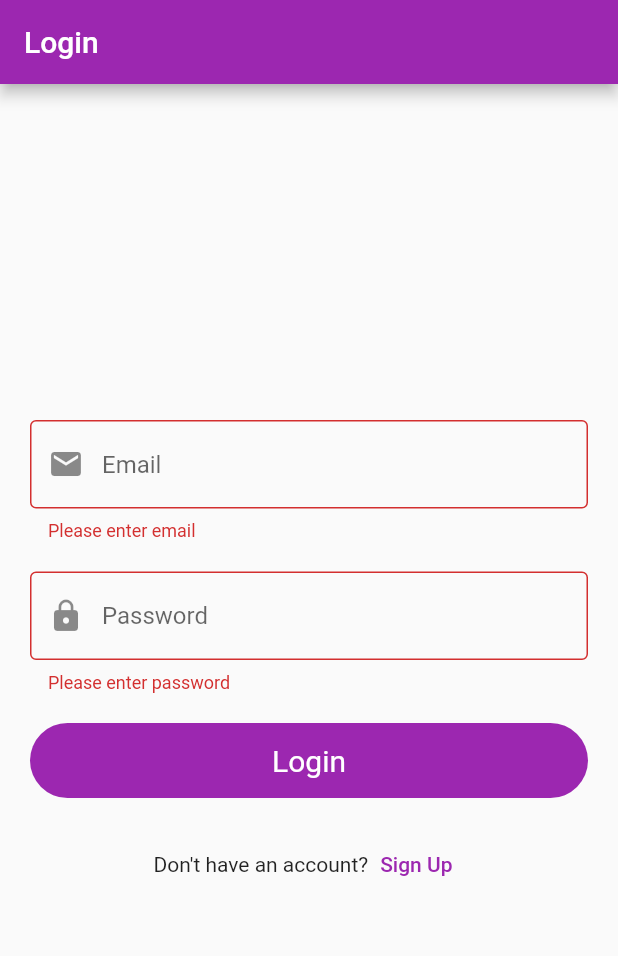
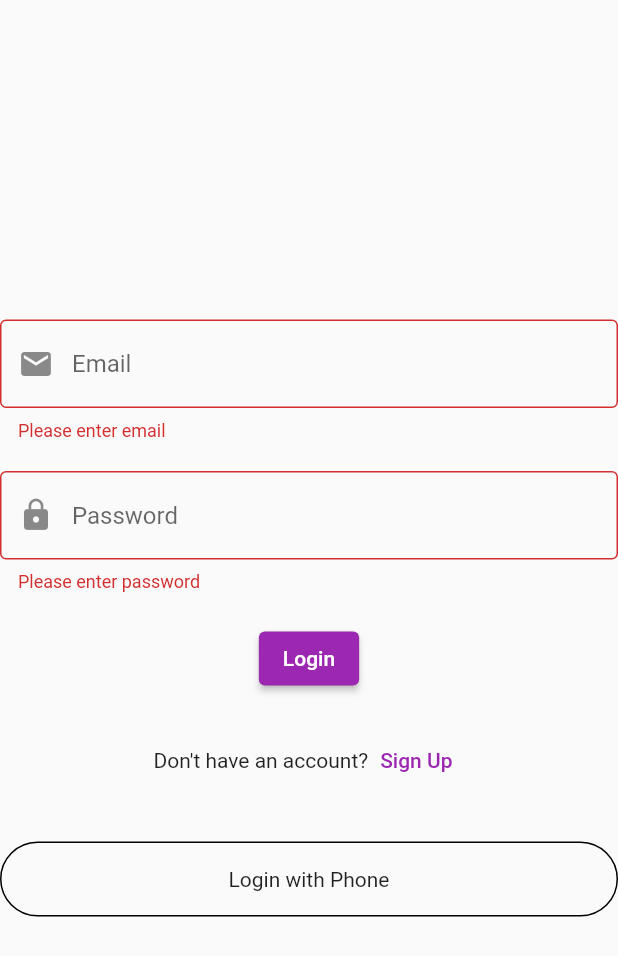
Before and after one commit to MustafaUsman1/Arzu_WIP, a Flutter app: the screen it shows after launch, after a tap on "Login", on a phone screen of 412 x 824 dp. Shown: the top 956 px of the screen. Run offline on Flutter 3.47's test engine with Material 2 defaults, Android fonts, the phone set to English and light mode, and no system bars; our stand-ins replace cloud_firestore, firebase_auth, firebase_core; accounts and stored records are empty.

Commit message:
Update login_screen.dart

```diff
--- a/lib/auth/login_screen.dart
+++ b/lib/auth/login_screen.dart
@@ -1,7 +1,19 @@
 import 'package:flutter/material.dart';
 import 'package:flutter/services.dart';
 import 'package:main/auth/sign_up.dart';
+import 'package:main/auth/login_with_number.dart';
 import 'package:main/widgets/round_button.dart';
+import 'package:cloud_firestore/cloud_firestore.dart';
+//import firestore
+import 'package:main/firestore_service.dart';
+
+import 'package:main/curdoperations.dart';
+import 'package:firebase_auth/firebase_auth.dart';
+import 'package:cloud_firestore/cloud_firestore.dart';
+
+import 'home.dart';
+
+// This method queries the user details by email from Firestore
 
 class LoginScreen extends StatefulWidget {
   const LoginScreen({Key? key}) : super(key: key);
@@ -15,34 +27,34 @@ class _LoginScreenState extends State<LoginScreen> {
   final emailController = TextEditingController();
   final passwordController = TextEditingController();
 
-  @override
-  void dispose() {
-    emailController.dispose();
-    passwordController.dispose();
-    super.dispose();
+  // function to check if email and password are valid
+  Future<bool> _validateCredentials(String email, String password) async {
+    try {
+      // authenticate the user with their email and password
+      await FirebaseAuth.instance.signInWithEmailAndPassword(
+        email: email,
+        password: password,
+      );
+      // if authentication is successful, return true
+      return true;
+    } catch (e) {
+      // if authentication fails, show an error message to the user and return false
+      ScaffoldMessenger.of(context).showSnackBar(
+        SnackBar(content: Text('Invalid email or password')),
+      );
+      return false;
+    }
   }
 
   @override
   Widget build(BuildContext context) {
-    return WillPopScope(
-      onWillPop: () async {
-        SystemNavigator.pop();
-        return true;
-      },
-      child: Scaffold(
-        appBar: AppBar(
-          automaticallyImplyLeading: false,
-          title: const Text('Login'),
-        ),
-        body: Padding(
-          padding: const EdgeInsets.symmetric(horizontal: 20),
+    return Scaffold(
+      body: Center(
+        child: Form(
+          key: _fromkey,
           child: Column(
             mainAxisAlignment: MainAxisAlignment.center,
-            crossAxisAlignment: CrossAxisAlignment.center,
             children: [
-              Form(
-                key: _fromkey,
-                child: Column(children: [
               TextFormField(
                 controller: emailController,
                 decoration: const InputDecoration(
@@ -55,10 +67,9 @@ class _LoginScreenState extends State<LoginScreen> {
                     return 'Please enter email';
                   }
                   return null;
-                      }),
-                  const SizedBox(
-                    height: 20,
+                },
               ),
+              const SizedBox(height: 20),
               TextFormField(
                 controller: passwordController,
                 obscureText: true,
@@ -72,17 +83,27 @@ class _LoginScreenState extends State<LoginScreen> {
                     return 'Please enter password';
                   }
                   return null;
-                      }),
-                  const SizedBox(
-                    height: 20,
+                },
               ),
-                ]),
-              ),
-              RoundButton(
-                data: 'Login',
-                ontap: () {
-                  if (_fromkey.currentState!.validate()) {}
+              const SizedBox(height: 20),
+              ElevatedButton(
+                onPressed: () async {
+                  if (_fromkey.currentState!.validate()) {
+                    // validate the entered email and password
+                    final isValid = await _validateCredentials(
+                        emailController.text, passwordController.text);
+
+                    // if the credentials are valid, navigate to the home screen
+                    if (isValid) {
+                      Navigator.push(
+                          context,
+                          MaterialPageRoute(
+                              builder: (context) =>  HomeScreen())
+                      );
+                    }
+                  }
                 },
+                child: const Text('Login'),
               ),
               const SizedBox(
                 height: 20,
@@ -102,6 +123,27 @@ class _LoginScreenState extends State<LoginScreen> {
                   ),
                 ],
               ),
+              const SizedBox(
+                height: 30,
+              ),
+              InkWell(
+                onTap: () {
+                  Navigator.push(
+                      context,
+                      MaterialPageRoute(
+                          builder: (context) => const LoginWithNumber()));
+                },
+                child: Container(
+                  height: 50,
+                  decoration: BoxDecoration(
+                    borderRadius: BorderRadius.circular(50),
+                    border: Border.all(color: Colors.black),
+                  ),
+                  child: const Center(
+                    child: Text("Login with Phone"),
+                  ),
+                ),
+              )
             ],
           ),
         ),
```
Lines whose indentation alone changed are shown as unchanged.
